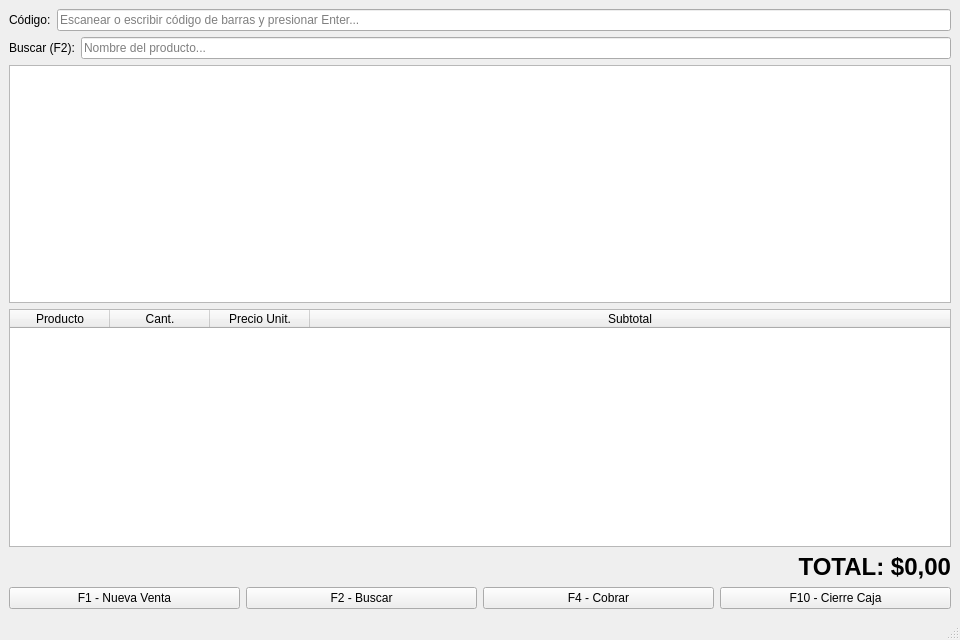
First picture: the form in src/infrastructure/ui/windows/main_window.ui, repository gustavoJimenezz/mostrador-kiosco-punto-de-venta, before the edit.
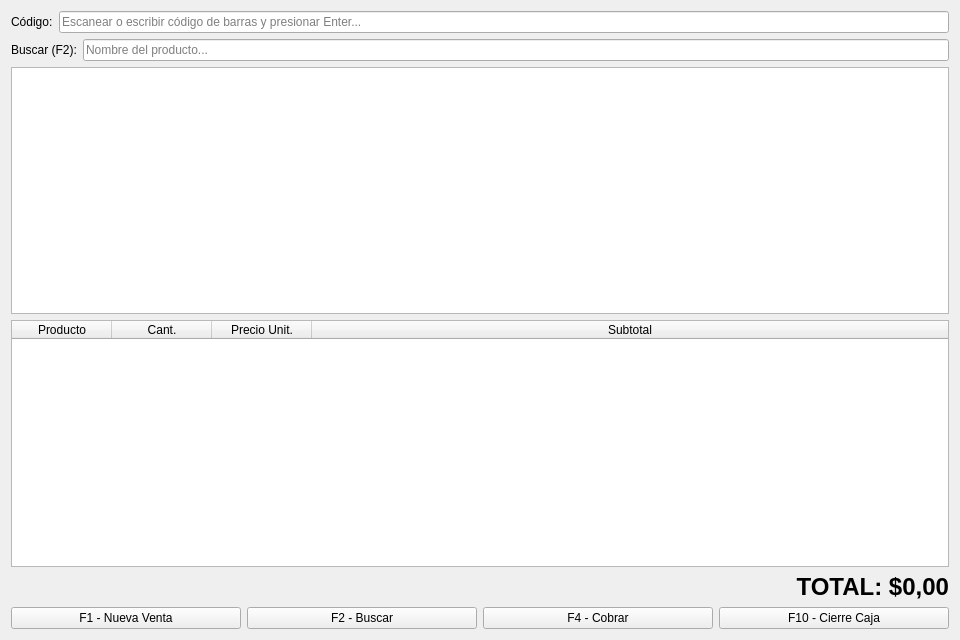
Second picture: the form after the edit.

```diff
--- a/src/infrastructure/ui/windows/main_window.ui
+++ b/src/infrastructure/ui/windows/main_window.ui
@@ -1,7 +1,7 @@
 <?xml version="1.0" encoding="UTF-8"?>
 <ui version="4.0">
- <class>MainWindow</class>
- <widget class="QMainWindow" name="MainWindow">
+ <class>central_widget</class>
+ <widget class="QWidget" name="central_widget">
   <property name="geometry">
    <rect>
     <x>0</x>
@@ -10,10 +10,6 @@
     <height>640</height>
    </rect>
   </property>
-  <property name="windowTitle">
-   <string>Mostrador POS</string>
-  </property>
-  <widget class="QWidget" name="centralwidget">
    <layout class="QVBoxLayout" name="main_layout">
     <item>
      <!-- Sección de entrada de barcode -->
@@ -170,8 +166,6 @@
      </layout>
     </item>
    </layout>
-  </widget>
-  <widget class="QStatusBar" name="statusbar"/>
  </widget>
  <resources/>
  <connections/>
```
Lines whose indentation alone changed are shown as unchanged.
